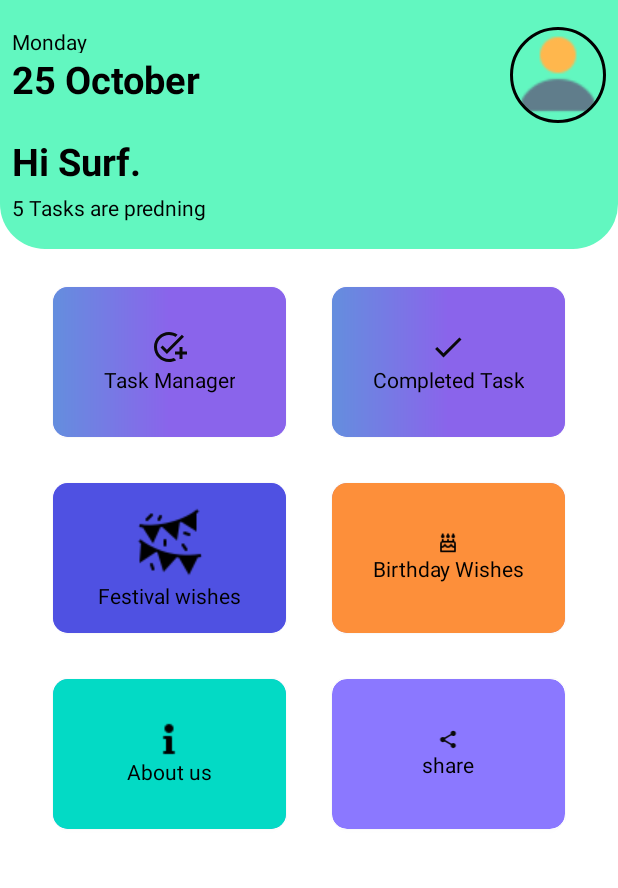
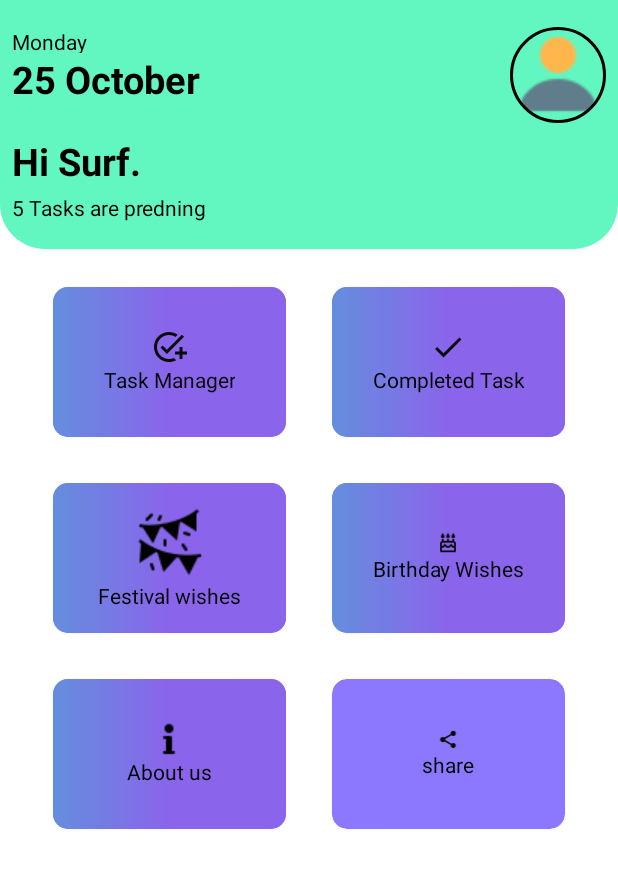
Before and after one commit to Patilrajesh7/SmartAssistant, an Android app: the screen it shows after launch (Dashboard), on a phone screen of 412 x 824 dp, the part 126-1014 px from its top. Run offline under Robolectric (Android 15) with nearby library versions, the light colour scheme and no system bars; libraries missing offline, so code that uses them is left out: com.mikhaellopez.circularimageview; plain views replace CircularImageView; 2 statements that could not run were skipped.

Commit message:
sundram 6.0 created

```diff
--- a/app/src/main/res/layout/activity_dashboard.xml
+++ b/app/src/main/res/layout/activity_dashboard.xml
@@ -219,7 +219,7 @@
                 <LinearLayout
                     android:layout_width="match_parent"
                     android:layout_height="match_parent"
-                    android:background="#4F51E2"
+                    android:background="@drawable/gradient"
                     android:gravity="center"
                     android:orientation="vertical">
 
@@ -251,7 +251,7 @@
                 <LinearLayout
                     android:layout_width="match_parent"
                     android:layout_height="match_parent"
-                    android:background="#FD8F3A"
+                    android:background="@drawable/gradient"
                     android:gravity="center"
                     android:orientation="vertical">
 
@@ -291,7 +291,7 @@
                 <LinearLayout
                     android:layout_width="155dp"
                     android:layout_height="100dp"
-                    android:background="@color/teal_200"
+                    android:background="@drawable/gradient"
                     android:gravity="center"
                     android:orientation="vertical">
 
```
